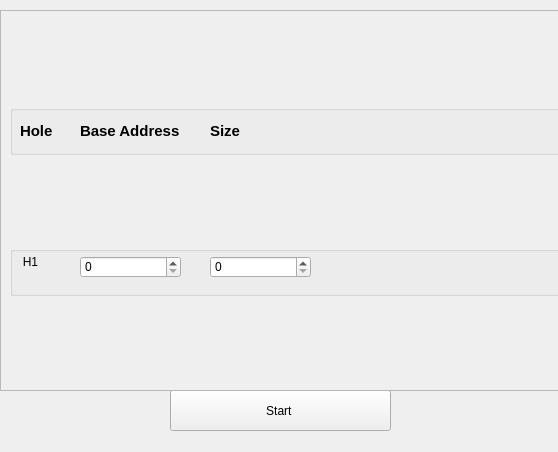
Qt form holes_data.ui (Hazem-ali/OS-Memory-Segmentation) before a commit.
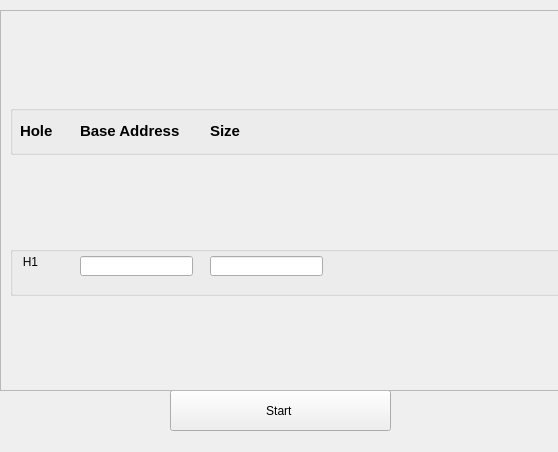
The same form after that commit.

```diff
--- a/holes_data.ui
+++ b/holes_data.ui
@@ -150,16 +150,6 @@
        <property name="title">
         <string/>
        </property>
-       <widget class="QSpinBox" name="HoleSizeSpin">
-        <property name="geometry">
-         <rect>
-          <x>200</x>
-          <y>10</y>
-          <width>101</width>
-          <height>22</height>
-         </rect>
-        </property>
-       </widget>
        <widget class="QLabel" name="H1">
         <property name="geometry">
          <rect>
@@ -179,13 +169,23 @@
          <set>Qt::AlignCenter</set>
         </property>
        </widget>
-       <widget class="QSpinBox" name="BaseAddressSpin">
+       <widget class="QLineEdit" name="BaseAddressInput">
         <property name="geometry">
          <rect>
           <x>70</x>
           <y>10</y>
-          <width>101</width>
-          <height>22</height>
+          <width>113</width>
+          <height>20</height>
+         </rect>
+        </property>
+       </widget>
+       <widget class="QLineEdit" name="HoleSizeInput">
+        <property name="geometry">
+         <rect>
+          <x>200</x>
+          <y>10</y>
+          <width>113</width>
+          <height>20</height>
          </rect>
         </property>
        </widget>
```
